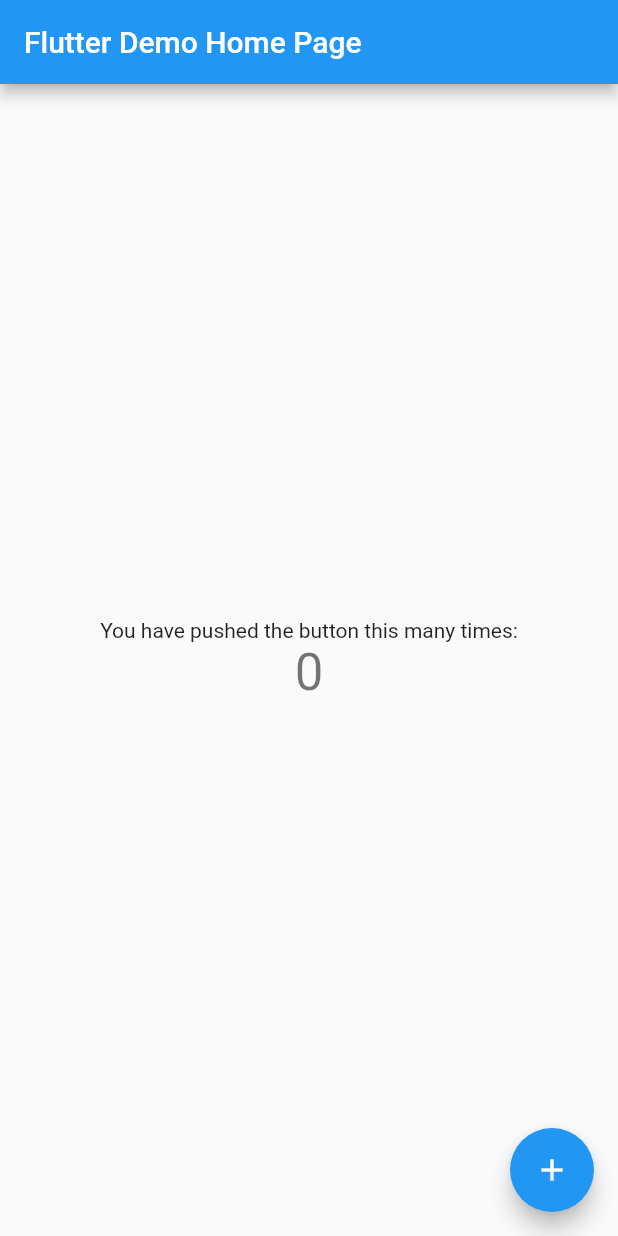
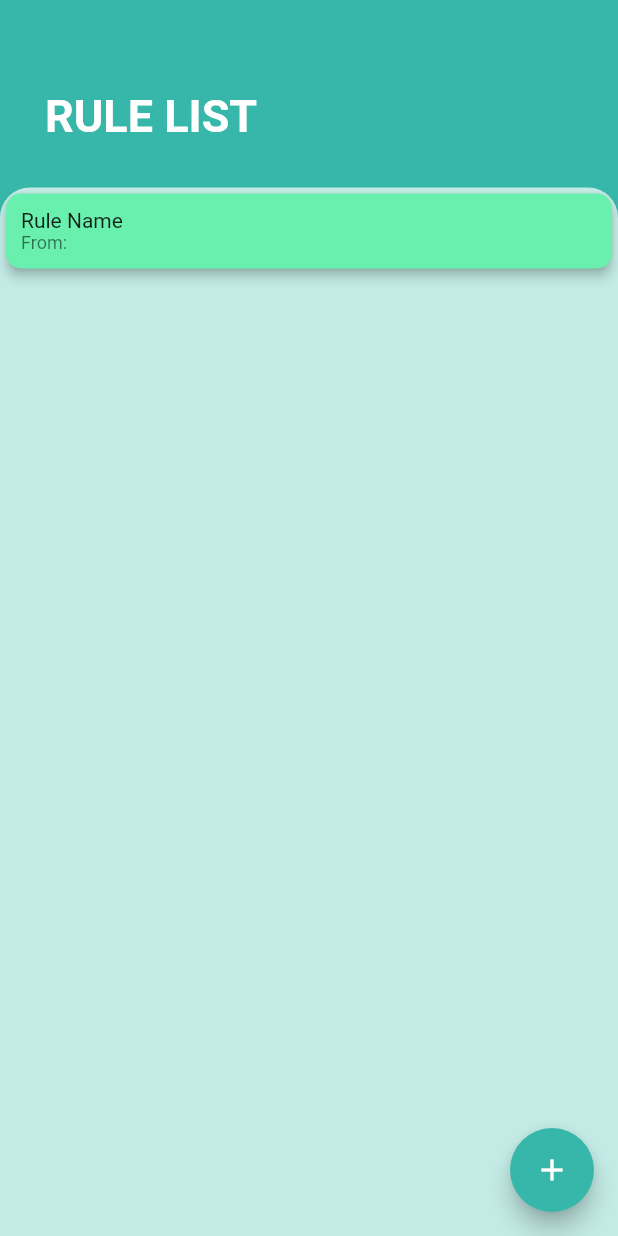
Before and after one commit to Abhay811/SMS-Forwarder, a Flutter app: the screen it shows after launch, on a phone screen of 412 x 824 dp. Run offline on Flutter 3.47's test engine with Material 2 defaults, Android fonts, the phone set to English and light mode, and no system bars.

Commit message:
Base code written earlier.

```diff
--- a/lib/main.dart
+++ b/lib/main.dart
@@ -1,117 +1,13 @@
 import 'package:flutter/material.dart';
+import 'ruleListScreen.dart';
 
 void main() {
-  runApp(MyApp());
+  runApp(Home());
 }
 
-class MyApp extends StatelessWidget {
-  // This widget is the root of your application.
+class Home extends StatelessWidget {
   @override
   Widget build(BuildContext context) {
-    return MaterialApp(
-      title: 'Flutter Demo',
-      theme: ThemeData(
-        // This is the theme of your application.
-        //
-        // Try running your application with "flutter run". You'll see the
-        // application has a blue toolbar. Then, without quitting the app, try
-        // changing the primarySwatch below to Colors.green and then invoke
-        // "hot reload" (press "r" in the console where you ran "flutter run",
-        // or simply save your changes to "hot reload" in a Flutter IDE).
-        // Notice that the counter didn't reset back to zero; the application
-        // is not restarted.
-        primarySwatch: Colors.blue,
-        // This makes the visual density adapt to the platform that you run
-        // the app on. For desktop platforms, the controls will be smaller and
-        // closer together (more dense) than on mobile platforms.
-        visualDensity: VisualDensity.adaptivePlatformDensity,
-      ),
-      home: MyHomePage(title: 'Flutter Demo Home Page'),
-    );
+    return MaterialApp(home: RuleListScreen());
   }
 }
-
-class MyHomePage extends StatefulWidget {
-  MyHomePage({Key key, this.title}) : super(key: key);
-
-  // This widget is the home page of your application. It is stateful, meaning
-  // that it has a State object (defined below) that contains fields that affect
-  // how it looks.
-
-  // This class is the configuration for the state. It holds the values (in this
-  // case the title) provided by the parent (in this case the App widget) and
-  // used by the build method of the State. Fields in a Widget subclass are
-  // always marked "final".
-
-  final String title;
-
-  @override
-  _MyHomePageState createState() => _MyHomePageState();
-}
-
-class _MyHomePageState extends State<MyHomePage> {
-  int _counter = 0;
-
-  void _incrementCounter() {
-    setState(() {
-      // This call to setState tells the Flutter framework that something has
-      // changed in this State, which causes it to rerun the build method below
-      // so that the display can reflect the updated values. If we changed
-      // _counter without calling setState(), then the build method would not be
-      // called again, and so nothing would appear to happen.
-      _counter++;
-    });
-  }
-
-  @override
-  Widget build(BuildContext context) {
-    // This method is rerun every time setState is called, for instance as done
-    // by the _incrementCounter method above.
-    //
-    // The Flutter framework has been optimized to make rerunning build methods
-    // fast, so that you can just rebuild anything that needs updating rather
-    // than having to individually change instances of widgets.
-    return Scaffold(
-      appBar: AppBar(
-        // Here we take the value from the MyHomePage object that was created by
-        // the App.build method, and use it to set our appbar title.
-        title: Text(widget.title),
-      ),
-      body: Center(
-        // Center is a layout widget. It takes a single child and positions it
-        // in the middle of the parent.
-        child: Column(
-          // Column is also a layout widget. It takes a list of children and
-          // arranges them vertically. By default, it sizes itself to fit its
-          // children horizontally, and tries to be as tall as its parent.
-          //
-          // Invoke "debug painting" (press "p" in the console, choose the
-          // "Toggle Debug Paint" action from the Flutter Inspector in Android
-          // Studio, or the "Toggle Debug Paint" command in Visual Studio Code)
-          // to see the wireframe for each widget.
-          //
-          // Column has various properties to control how it sizes itself and
-          // how it positions its children. Here we use mainAxisAlignment to
-          // center the children vertically; the main axis here is the vertical
-          // axis because Columns are vertical (the cross axis would be
-          // horizontal).
-          mainAxisAlignment: MainAxisAlignment.center,
-          children: <Widget>[
-            Text(
-              'You have pushed the button this many times:',
-            ),
-            Text(
-              '$_counter',
-              style: Theme.of(context).textTheme.headline4,
-            ),
-          ],
-        ),
-      ),
-      floatingActionButton: FloatingActionButton(
-        onPressed: _incrementCounter,
-        tooltip: 'Increment',
-        child: Icon(Icons.add),
-      ), // This trailing comma makes auto-formatting nicer for build methods.
-    );
-  }
-}
--- /dev/null
+++ b/lib/ruleListScreen.dart
@@ -0,0 +1,72 @@
+import 'package:flutter/material.dart';
+import 'style.dart';
+
+class RuleListScreen extends StatelessWidget {
+  @override
+  Widget build(BuildContext context) {
+    return Scaffold(
+      backgroundColor: kThemebgColor,
+      body: Column(
+        crossAxisAlignment: CrossAxisAlignment.start,
+        children: [
+          Container(
+            padding: EdgeInsets.only(top: 60, left: 30, bottom: 30),
+            child: Column(
+              children: [
+                Text(
+                  'RULE LIST',
+                  style: TextStyle(
+                      color: Colors.white,
+                      fontSize: 30,
+                      fontWeight: FontWeight.w700),
+                ),
+              ],
+            ),
+          ),
+          Expanded(
+            child: Container(
+              decoration: BoxDecoration(
+                  color: Colors.white70,
+                  borderRadius: BorderRadius.only(
+                      topLeft: Radius.circular(20),
+                      topRight: Radius.circular(20))),
+              child: ListView(
+                children: [
+                  GestureDetector(
+                    onHorizontalDragCancel: () {
+                      print('swipy');
+                    },
+                    child: Card(
+                      elevation: 3,
+                      color: Colors.greenAccent,
+                      shape: RoundedRectangleBorder(
+                          borderRadius: BorderRadius.circular(10)),
+                      child: Padding(
+                          padding: EdgeInsets.all(10),
+                          child: Column(
+                            crossAxisAlignment: CrossAxisAlignment.start,
+                            children: [
+                              Text('Rule Name'),
+                              Text(
+                                'From:',
+                                style: TextStyle(
+                                    fontSize: 12, color: Colors.black54),
+                              )
+                            ],
+                          )),
+                    ),
+                  ),
+                ],
+              ),
+            ),
+          )
+        ],
+      ),
+      floatingActionButton: FloatingActionButton(
+        onPressed: () {},
+        backgroundColor: kThemebgColor,
+        child: Icon(Icons.add),
+      ),
+    );
+  }
+}
--- /dev/null
+++ b/lib/style.dart
@@ -0,0 +1,4 @@
+import 'package:flutter/cupertino.dart';
+
+const kThemebgColor = Color(0xff36b7a9);
+const kThemefgColor = Color(0xff20d193);
```
Also changed, not shown: 1 other file.
